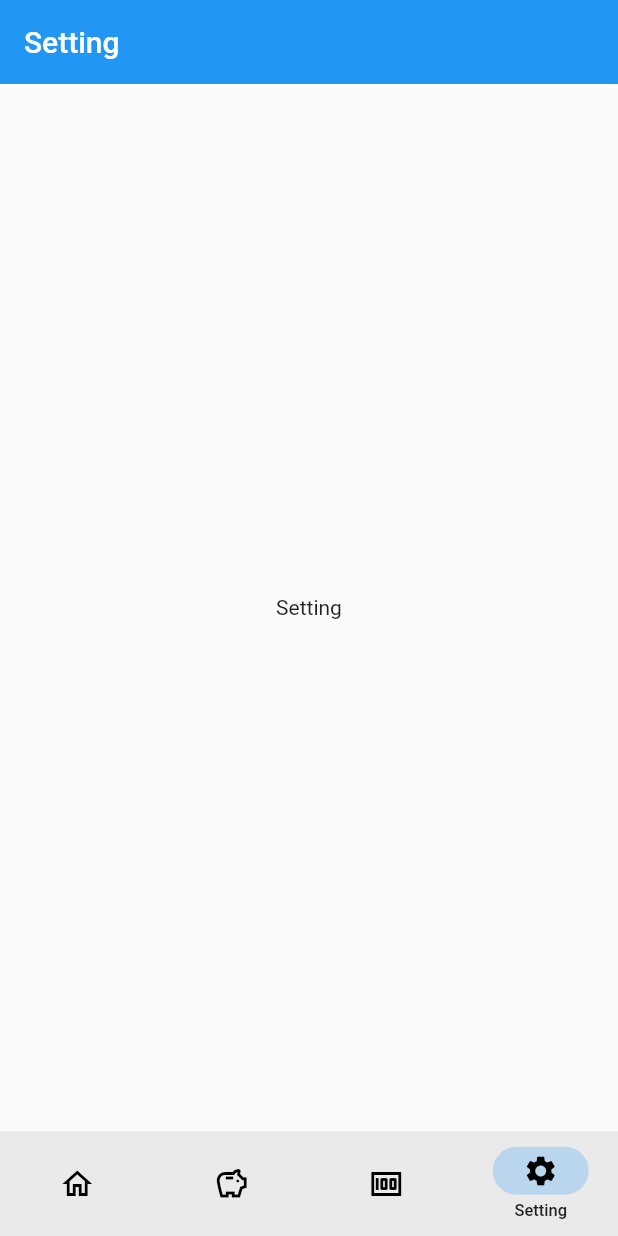
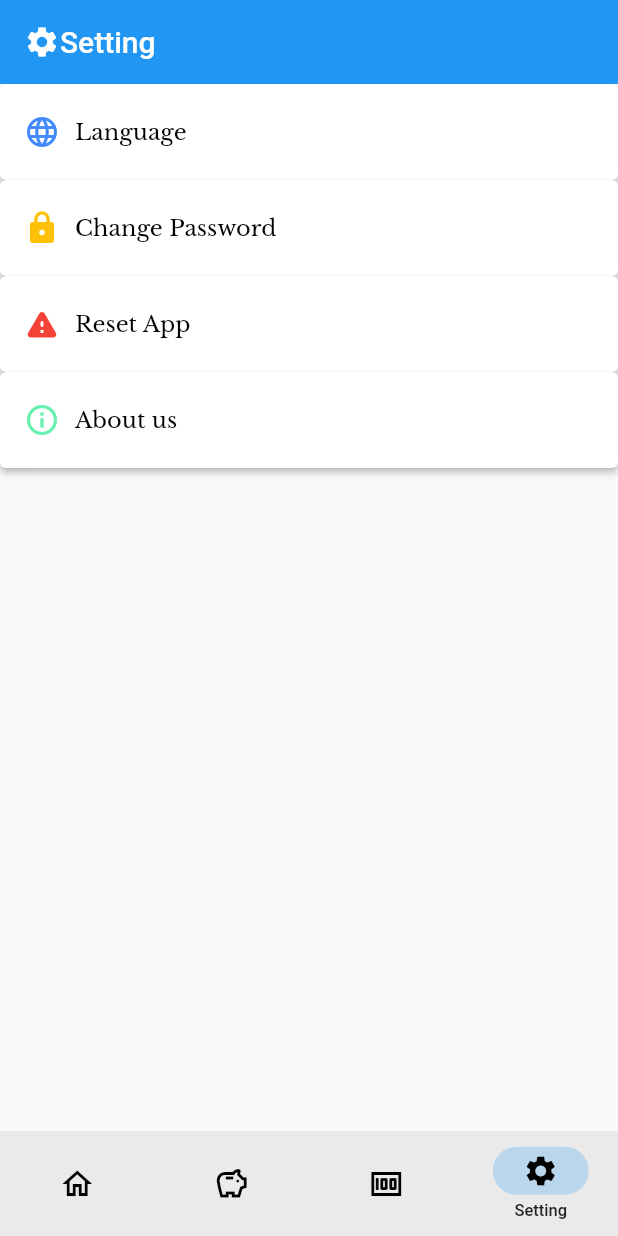
Before and after one commit to louisfbarry/personal_finance, a Flutter app: the screen it shows after launch, item 4 of the bottom bar chosen, on a phone screen of 412 x 824 dp. Run offline on Flutter 3.47's test engine with Material 2 defaults, Android fonts, the phone set to English and light mode, and no system bars; our stand-ins replace firebase_auth, firebase_core, form_field_validator, shared_preferences; accounts and stored records are empty.

Commit message:
setting page modified

```diff
--- a/lib/main.dart
+++ b/lib/main.dart
@@ -1,7 +1,9 @@
+import 'package:finance/screens/changePw.dart';
 import 'package:finance/screens/home.dart';
 import 'package:finance/screens/leadingpage.dart';
 import 'package:finance/screens/login.dart';
 import 'package:finance/screens/register.dart';
+import 'package:finance/screens/resetPw.dart';
 import 'package:flutter/material.dart';
 import 'package:firebase_core/firebase_core.dart';
 import 'firebase_options.dart';
@@ -27,7 +29,9 @@ class MyApp extends StatelessWidget {
         '/': (context) => const FrontScreen(),
         '/login': (context) => const MyLogInPage(),
         '/register': (context) => const RegisterPage(),
+        '/reset' :(context) => const ResetPassword(),
         '/main': (context) => const Mainpage(),
+        '/changepassword':(context) => const ChangePw(),
       },
     );
   }
--- a/lib/screens/login.dart
+++ b/lib/screens/login.dart
@@ -152,7 +152,9 @@ class _MyLogInPageState extends State<MyLogInPage> {
                     width: 300,
                     alignment: Alignment.topRight,
                     child: TextButton(
-                      onPressed: () {},
+                      onPressed: () {
+                        Navigator.pushNamed(context, '/reset');
+                      },
                       child: const Text(
                         'forget password?',
                         textAlign: TextAlign.left,
@@ -167,6 +169,7 @@ class _MyLogInPageState extends State<MyLogInPage> {
                       onPressed: () async {
                         final prefs = await SharedPreferences.getInstance();
                         final String? username = prefs.getString('UserID');
+                        prefs.setString('password', passwordcontroller.text);
                         setState(() {
                           submitted = true;
                           print('$username');
--- a/lib/screens/setting.dart
+++ b/lib/screens/setting.dart
@@ -12,12 +12,90 @@ class _SettingState extends State<Setting> {
   Widget build(BuildContext context) {
     return Scaffold(
       appBar: AppBar(
-        title: const Text("Setting"),
+        title: Row(
+          children: const [
+            Icon(Icons.settings),
+            Text("Setting"),
+          ],
+        ),
         automaticallyImplyLeading: false,
         elevation: 0.0,
       ),
       body: Center(
-        child : Text("Setting")
+          child: Column(
+        children: [
+          Elevbutton(
+            text: 'Language',
+            icon: Icons.language_outlined,
+            color: Colors.blueAccent,
+            route: '',
+          ),
+          Elevbutton(
+            text: 'Change Password',
+            icon: Icons.lock,
+            color: Colors.amber,
+            route: '/changepassword',
+          ),
+          Elevbutton(
+            text: 'Reset App',
+            icon: Icons.warning_rounded,
+            color: Colors.red,
+            route: '',
+          ),
+          Elevbutton(
+            text: 'About us',
+            icon: Icons.info_outline,
+            color: Colors.greenAccent,
+            route: '',
+          ),
+        ],
+      )),
+    );
+  }
+}
+
+class Elevbutton extends StatelessWidget {
+  String text;
+  IconData icon;
+  Color color;
+  String route;
+  Elevbutton(
+      {Key? key,
+      required this.text,
+      required this.icon,
+      required this.color,
+      required this.route})
+      : super(key: key);
+
+  @override
+  Widget build(BuildContext context) {
+    return ElevatedButton(
+      onPressed: () {
+        Navigator.pushNamed(context, route);
+      },
+      style: ElevatedButton.styleFrom(
+        primary: Colors.white,
+        minimumSize: const Size.fromHeight(50), // NEW
+      ),
+      child: Container(
+        padding: const EdgeInsets.only(top: 20.0, bottom: 20),
+        child: Row(
+          children: [
+            Align(
+                alignment: Alignment.centerLeft,
+                child: Icon(
+                  icon,
+                  color: color,
+                )),
+            Container(
+                margin: const EdgeInsets.only(left: 10.0),
+                child: Text(
+                  text,
+                  style: const TextStyle(
+                      fontSize: 15.0, color: Colors.black, fontFamily: 'Libre'),
+                ))
+          ],
+        ),
       ),
     );
   }
```
Also changed, not shown: lib/screens/changePw.dart (added, +126 -0 lines), lib/screens/register.dart (+0 -25 lines), lib/screens/resetPw.dart (added, +109 -0 lines).
